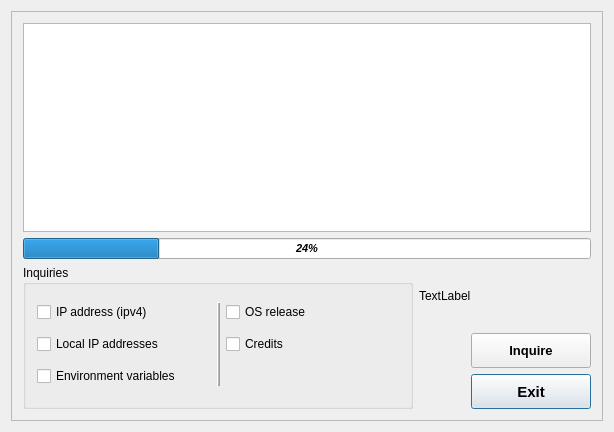
This is mainwindow.ui in egge313/eggeinq as Qt 5 draws it before an edit. The edited form follows.
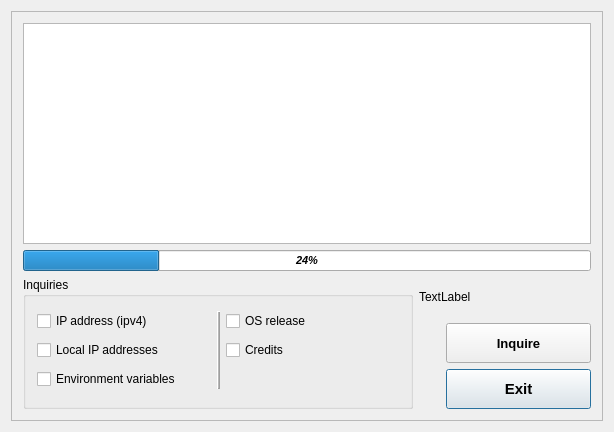
This is the edited form.

Commit message: Tuned the GUI a bit. Fixed the connectedness checking.

The edit to the form file:
```diff
--- a/mainwindow.ui
+++ b/mainwindow.ui
@@ -112,8 +112,8 @@
         <widget class="QPushButton" name="pushButtonClose">
          <property name="minimumSize">
           <size>
-           <width>120</width>
-           <height>35</height>
+           <width>145</width>
+           <height>40</height>
           </size>
          </property>
          <property name="maximumSize">
@@ -150,8 +150,8 @@
         <widget class="QPushButton" name="pushButtonInquire">
          <property name="minimumSize">
           <size>
-           <width>120</width>
-           <height>35</height>
+           <width>145</width>
+           <height>40</height>
           </size>
          </property>
          <property name="maximumSize">
@@ -219,8 +219,8 @@
         <widget class="QLabel" name="connectLabel">
          <property name="minimumSize">
           <size>
-           <width>80</width>
-           <height>62</height>
+           <width>70</width>
+           <height>40</height>
           </size>
          </property>
          <property name="text">
```
The commit also changes 2 other files.
